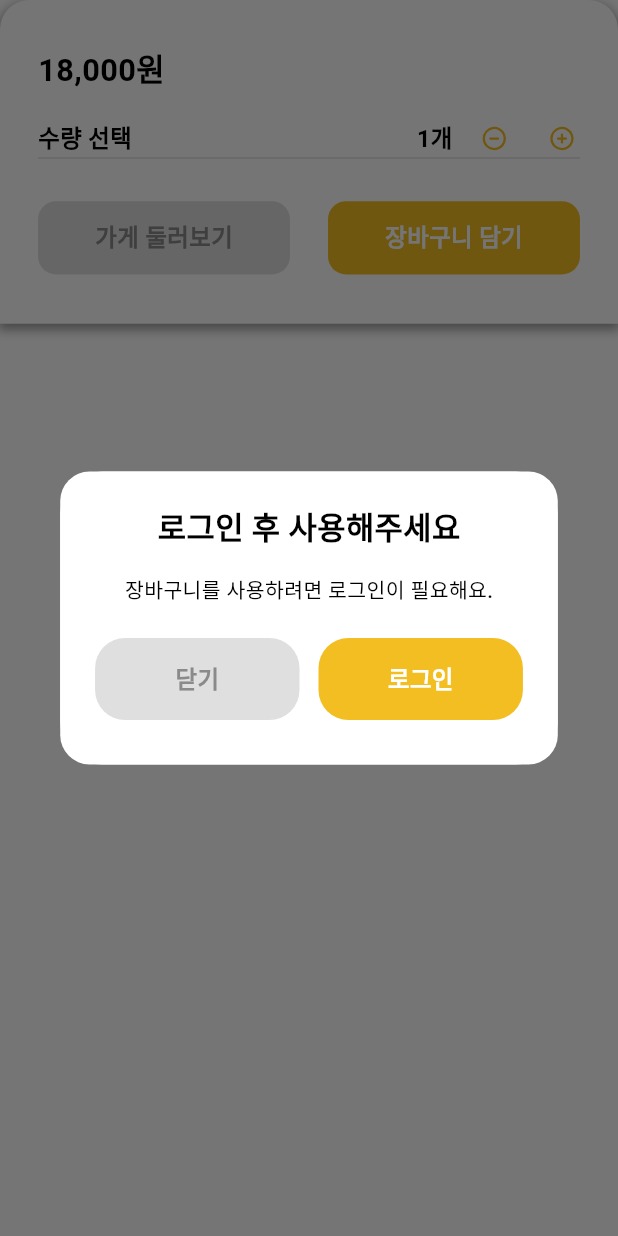
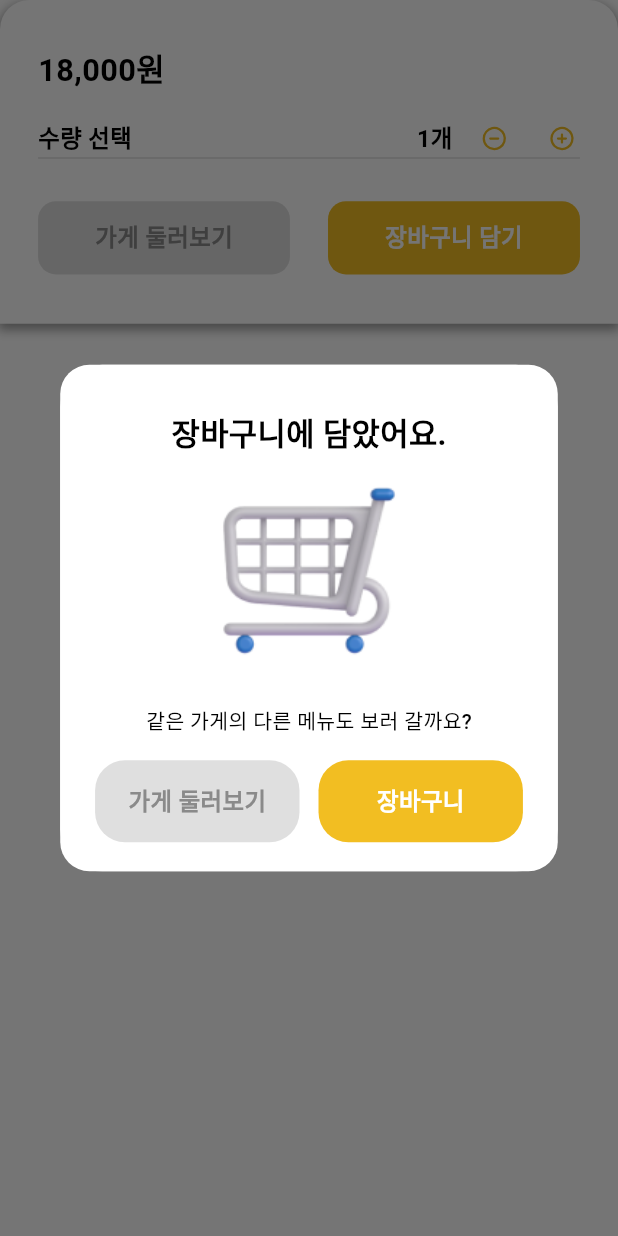
Before and after one commit to mayo-magam-dev/mayo-flutter, a Flutter app: the _BottomSheet widget shown alone on an empty page, opened directly, after a tap on "장바구니 담기", on a phone screen of 412 x 824 dp. Run offline on Flutter 3.47's test engine with Material 3 defaults, Android fonts, the phone set to English and light mode, and no system bars; our stand-ins replace dio, firebase_core, flutter_dotenv, flutter_screenutil, flutter_svg, freezed_annotation; accounts and stored records are empty; Roboto replaces fonts that are missing (Pretendard).

Commit message:
style :: 장바구니 추가 안내 퍼블리싱

```diff
--- a/lib/view/product/product_bottom_sheet.dart
+++ b/lib/view/product/product_bottom_sheet.dart
@@ -5,8 +5,6 @@ class _BottomSheet extends StatelessWidget {
 
   @override
   Widget build(BuildContext context) {
-    bool isLogined = false;
-
     return Container(
       height: 221.h,
       width: double.infinity,
--- a/lib/view/product/product_on_cart.dart
+++ b/lib/view/product/product_on_cart.dart
@@ -1,7 +1,7 @@
 part of 'product_page.dart';
 
-class _OnCart extends StatelessWidget {
-  const _OnCart();
+class _BeforeLoginOnCart extends StatelessWidget {
+  const _BeforeLoginOnCart();
 
   @override
   Widget build(BuildContext context) {
@@ -29,11 +29,7 @@ class _OnCart extends StatelessWidget {
                 mainAxisAlignment: MainAxisAlignment.spaceBetween,
                 children: [
                   GestureDetector(
-                    onTap: () => showDialog(
-                        context: context,
-                        builder: (context) {
-                          return _OnCart();
-                        }),
+                    onTap: () => Navigator.pop(context),
                     child: Container(
                       width: 129.w,
                       height: 56.h,
@@ -48,11 +44,7 @@ class _OnCart extends StatelessWidget {
                     ),
                   ),
                   GestureDetector(
-                    onTap: () => showDialog(
-                        context: context,
-                        builder: (context) {
-                          return _OnCart();
-                        }),
+                    onTap: () {},
                     child: Container(
                       width: 129.w,
                       height: 56.h,
@@ -75,3 +67,75 @@ class _OnCart extends StatelessWidget {
     );
   }
 }
+
+class _OnCart extends StatelessWidget {
+  const _OnCart();
+
+  @override
+  Widget build(BuildContext context) {
+    return Dialog(
+      child: Container(
+        width: 314.w,
+        height: 346.h,
+        decoration: BoxDecoration(
+            color: Colors.white, borderRadius: BorderRadius.circular(20.r)),
+        child: Padding(
+          padding: EdgeInsets.symmetric(horizontal: 22.w, vertical: 20.h),
+          child: Column(
+            children: [
+              SizedBox(height: 10.h),
+              Text(
+                "장바구니에 담았어요.",
+                style: AppTextStyle.heading3Bold,
+              ),
+              SizedBox(height: 8.h),
+              Image.asset("assets/icons/cart_image.png",
+                  height: 135.h, width: 135.w),
+              SizedBox(height: 29.h),
+              Text(
+                "같은 가게의 다른 메뉴도 보러 갈까요?",
+                style: AppTextStyle.body2Medium,
+              ),
+              SizedBox(height: 18.h),
+              Row(
+                mainAxisAlignment: MainAxisAlignment.spaceBetween,
+                children: [
+                  GestureDetector(
+                    onTap: () => Navigator.pop(context),
+                    child: Container(
+                      width: 129.w,
+                      height: 56.h,
+                      decoration: BoxDecoration(
+                        color: GlobalMainGrey.grey200,
+                        borderRadius: BorderRadius.circular(20),
+                      ),
+                      alignment: Alignment.center,
+                      child: Text("가게 둘러보기",
+                          style: AppTextStyle.body1Bold
+                              .copyWith(color: GlobalMainGrey.grey400)),
+                    ),
+                  ),
+                  GestureDetector(
+                    onTap: () {},
+                    child: Container(
+                      width: 129.w,
+                      height: 56.h,
+                      decoration: BoxDecoration(
+                        color: GlobalMainColor.globalButtonColor,
+                        borderRadius: BorderRadius.circular(20),
+                      ),
+                      alignment: Alignment.center,
+                      child: Text("장바구니",
+                          style: AppTextStyle.body1Bold
+                              .copyWith(color: Colors.white)),
+                    ),
+                  ),
+                ],
+              )
+            ],
+          ),
+        ),
+      ),
+    );
+  }
+}
```
Also changed, not shown: assets/icons/cart_image.png (added).
